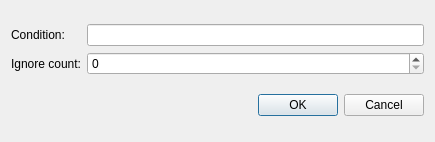
Above: src/plugins/debugger/breakcondition.ui from qt-creator/qt-creator before the change. Below: the same form after it.
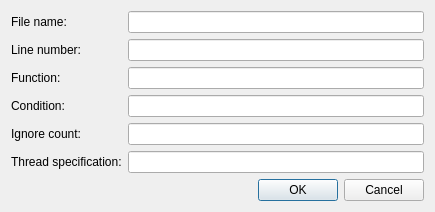
That is the form after the change.

Commit message: debugger: support for per-thread breakpoints

```diff
--- a/src/plugins/debugger/breakcondition.ui
+++ b/src/plugins/debugger/breakcondition.ui
@@ -14,32 +14,65 @@
    <item>
     <layout class="QGridLayout" name="gridLayout">
      <item row="0" column="0">
+      <widget class="QLabel" name="labelFileName">
+       <property name="text">
+        <string>File name:</string>
+       </property>
+      </widget>
+     </item>
+     <item row="0" column="1">
+      <widget class="QLineEdit" name="lineEditFileName"/>
+     </item>
+     <item row="1" column="0">
+      <widget class="QLabel" name="labelLineNumber">
+       <property name="text">
+        <string>Line number:</string>
+       </property>
+      </widget>
+     </item>
+     <item row="1" column="1">
+      <widget class="QLineEdit" name="lineEditLineNumber"/>
+     </item>
+     <item row="2" column="0">
+      <widget class="QLabel" name="labelFunction">
+       <property name="text">
+        <string>Function:</string>
+       </property>
+      </widget>
+     </item>
+     <item row="2" column="1">
+      <widget class="QLineEdit" name="lineEditFunction"/>
+     </item>
+     <item row="3" column="0">
       <widget class="QLabel" name="labelCondition">
        <property name="text">
         <string>Condition:</string>
        </property>
       </widget>
      </item>
-     <item row="0" column="1">
+     <item row="3" column="1">
       <widget class="QLineEdit" name="lineEditCondition"/>
      </item>
-     <item row="1" column="0">
+     <item row="4" column="0">
       <widget class="QLabel" name="labelIgnoreCount">
        <property name="text">
         <string>Ignore count:</string>
        </property>
       </widget>
      </item>
-     <item row="1" column="1">
-      <widget class="QSpinBox" name="spinBoxIgnoreCount">
-       <property name="layoutDirection">
-        <enum>Qt::LeftToRight</enum>
-       </property>
-       <property name="maximum">
-        <number>999999999</number>
+     <item row="4" column="1">
+      <widget class="QLineEdit" name="lineEditIgnoreCount"/>
+     </item>
+     <item row="5" column="0">
+      <widget class="QLabel" name="labelThreadSpec">
+       <property name="text">
+        <string>Thread specification:</string>
        </property>
       </widget>
      </item>
+     <item row="5" column="1">
+      <widget class="QLineEdit" name="lineEditThreadSpec"/>
+     </item>
     </layout>
    </item>
    <item>
```
The commit also changes 9 other files.
